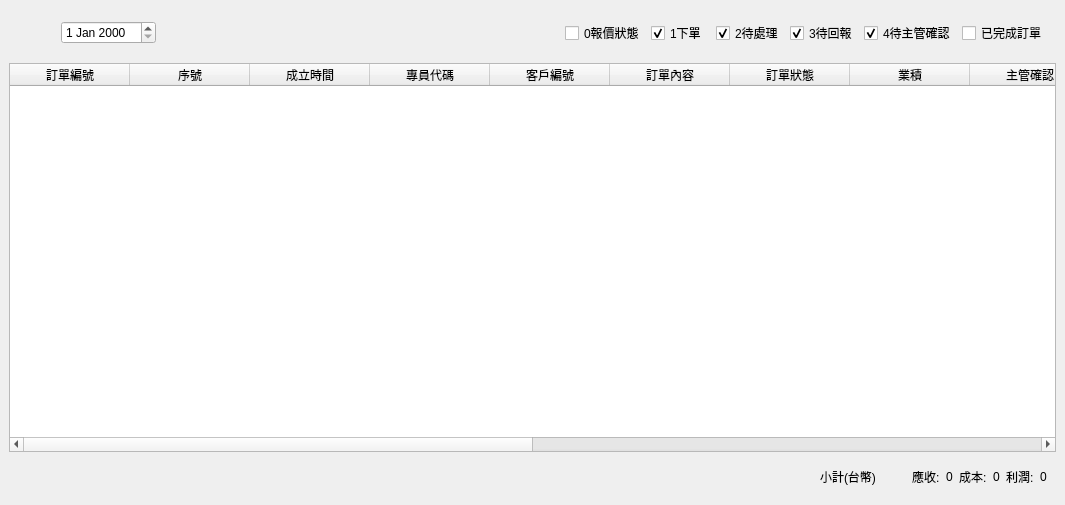
Above: src/AdbClient/StageOrder/LayerDayReport.ui from roger0816/Adb before the change. Below: the same form after it.
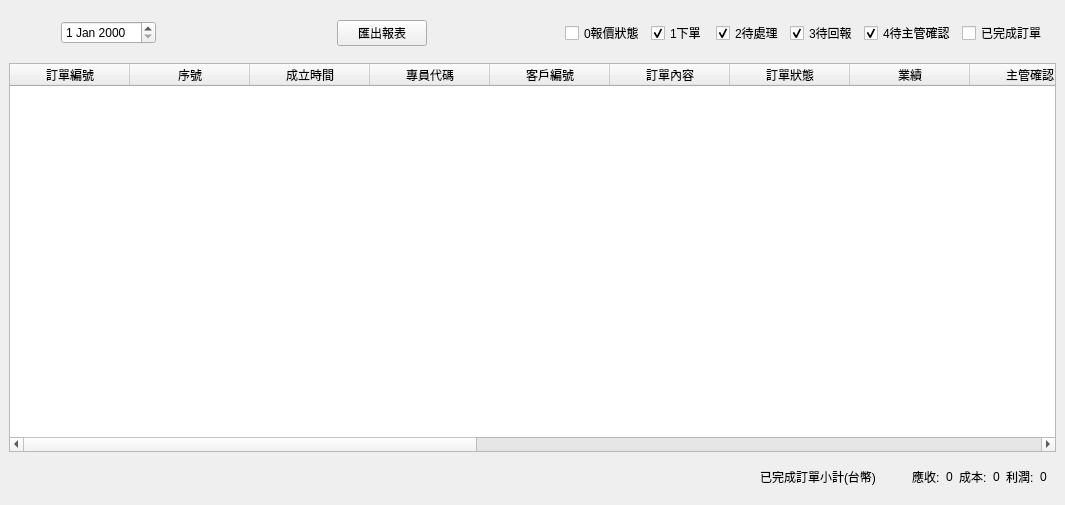
That is the form after the change.

What changed in the file:
```diff
--- a/src/AdbClient/StageOrder/LayerDayReport.ui
+++ b/src/AdbClient/StageOrder/LayerDayReport.ui
@@ -83,7 +83,7 @@
         </column>
         <column>
          <property name="text">
-          <string>業積</string>
+          <string>業績</string>
          </property>
         </column>
         <column>
@@ -116,6 +116,11 @@
           <string>利潤(台幣)</string>
          </property>
         </column>
+        <column>
+         <property name="text">
+          <string>業績單位利潤</string>
+         </property>
+        </column>
         <column>
          <property name="text">
           <string>儲值方式</string>
@@ -126,6 +131,11 @@
           <string>數量</string>
          </property>
         </column>
+        <column>
+         <property name="text">
+          <string>成本參數</string>
+         </property>
+        </column>
        </widget>
       </item>
       <item row="0" column="0">
@@ -190,7 +200,23 @@
           </widget>
          </item>
          <item>
-          <widget class="QWidget" name="widget_2" native="true"/>
+          <widget class="QWidget" name="widget_2" native="true">
+           <layout class="QHBoxLayout" name="horizontalLayout_4">
+            <item>
+             <widget class="QPushButton" name="btnExcel">
+              <property name="maximumSize">
+               <size>
+                <width>90</width>
+                <height>16777215</height>
+               </size>
+              </property>
+              <property name="text">
+               <string>匯出報表</string>
+              </property>
+             </widget>
+            </item>
+           </layout>
+          </widget>
          </item>
          <item>
           <widget class="QWidget" name="widget_3" native="true">
@@ -298,7 +324,7 @@
          <item>
           <widget class="QLabel" name="label_7">
            <property name="text">
-            <string>小計(台幣)         </string>
+            <string>已完成訂單小計(台幣)         </string>
            </property>
           </widget>
          </item>
```
Left out of the diff: 2 changed lines with no effect on the pictures.
